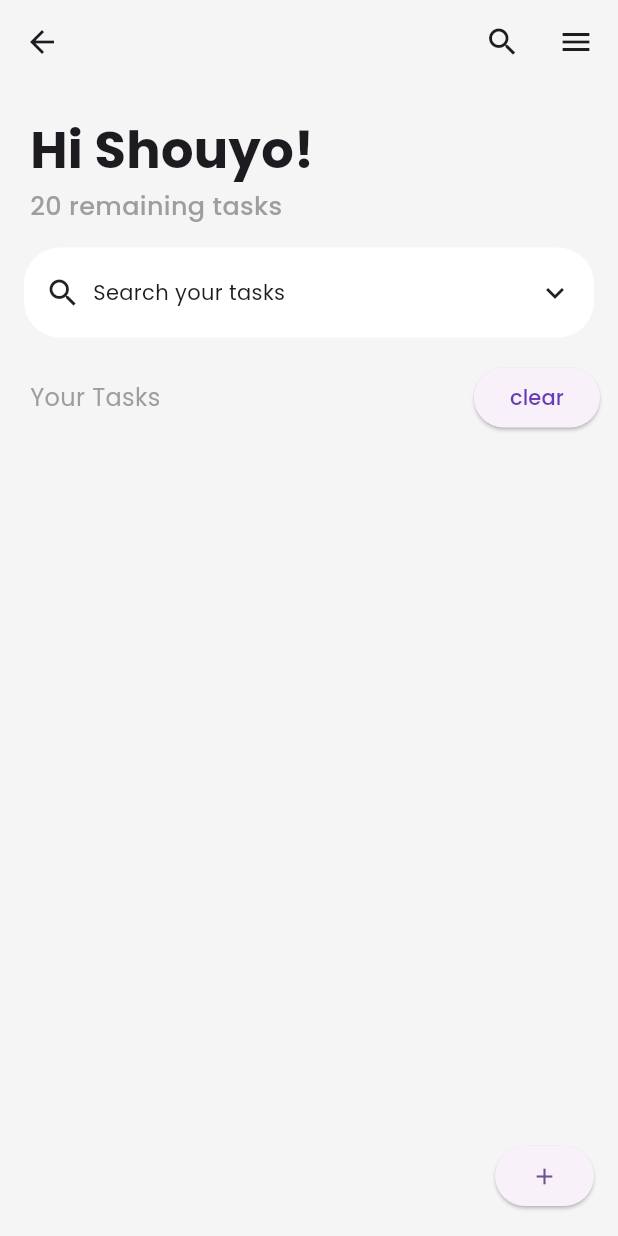
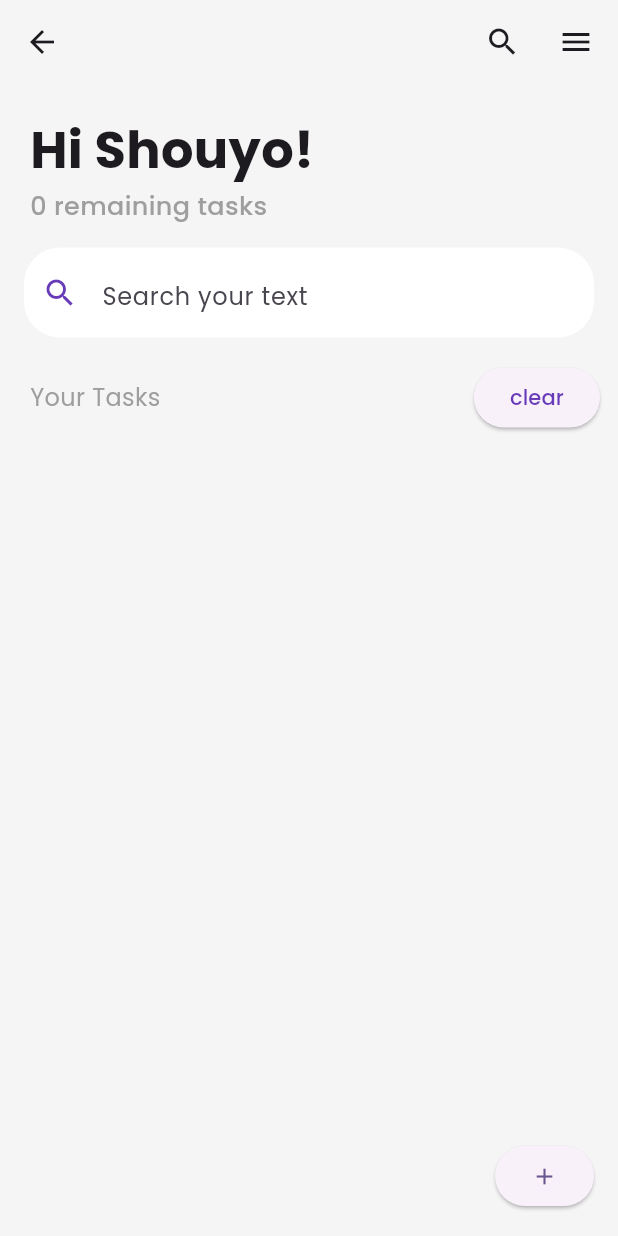
Before and after one commit to VARITHSA/CodSoft, a Flutter app: the HomePage screen opened by its route, on a phone screen of 412 x 824 dp. Run offline on Flutter 3.47's test engine with Material 2 defaults, Android fonts, the phone set to English and light mode, and no system bars; our stand-ins replace flutter_svg, google_fonts, hive, hive_flutter; accounts and stored records are empty.

```diff
--- a/todo_application/lib/src/models/providers/todo_model.dart
+++ b/todo_application/lib/src/models/providers/todo_model.dart
@@ -13,34 +13,39 @@ class Todo {
 
   @HiveField(1)
   String description;
-
+  bool isActive;
   Todo({
     required this.task,
     required this.description,
+    this.isActive = false,
   });
+
+  void iscompleted() {
+    isActive = !isActive;
+  }
 }
 
 class TodoModel extends ChangeNotifier {
   final List<Todo> _item = [];
   Box box = Hive.box('todoBox');
-  bool isActive = false;
+
   UnmodifiableListView<Todo> get items => UnmodifiableListView(_item);
+
+  List<Todo> get modItem => _item;
+  List<Todo> todoList() => _item;
 
   void addTask(String task, String description) {
     _item.add(Todo(task: task, description: description));
     box.put('key', Todo(task: task, description: description));
-    // print(_item.toString());
     log('task : $task \n descriptions: $description ');
     log('${_item.length}');
     notifyListeners();
   }
 
-  bool showDes() {
-    isActive = !isActive;
-    log('$isActive');
-
+  void finishTask(Todo task) {
+    final taskIndex = _item.indexOf(task);
+    _item[taskIndex].iscompleted();
     notifyListeners();
-    return isActive;
   }
 
   void removeTask(Todo task) {
--- a/todo_application/lib/src/pages/home_page.dart
+++ b/todo_application/lib/src/pages/home_page.dart
@@ -1,6 +1,5 @@
 import 'package:flutter/material.dart';
 import 'package:google_fonts/google_fonts.dart';
-import 'package:hive/hive.dart';
 import 'package:provider/provider.dart';
 
 import '../models/providers/todo_model.dart';
@@ -20,6 +19,7 @@ class _HomePageState extends State<HomePage> {
   void initState() {
     titleController = TextEditingController();
     descriptionController = TextEditingController();
+    _found = _todoList;
     super.initState();
   }
 
@@ -27,18 +27,28 @@ class _HomePageState extends State<HomePage> {
   void dispose() {
     titleController.dispose();
     descriptionController.dispose();
+
     super.dispose();
   }
 
-  void submit(BuildContext context) {
-    context
-        .watch<TodoModel>()
-        .addTask(titleController.text, descriptionController.text);
+  void searchFilter(String query) {
+    List<Todo> result = [];
+    if (query.isEmpty) {
+      result = _todoList;
+    } else {
+      result = _todoList
+          .where((element) =>
+              element.task.toLowerCase().contains(query.toLowerCase()))
+          .toList();
+    }
+    setState(() {
+      _found = result;
+    });
+  }
 
-    Navigator.pop(context);
-    titleController.clear();
-    descriptionController.clear();
-  }
+  final _controller = TextEditingController();
+  List<Todo> _found = [];
+  final List<Todo> _todoList = TodoModel().items;
 
   @override
   Widget build(BuildContext context) {
@@ -65,6 +75,7 @@ class _HomePageState extends State<HomePage> {
         onPressed: () => _showAlertDialog(context),
         child: const Icon(Icons.add),
       ),
+
       body: Column(
         children: [
           SizedBox(
@@ -86,7 +97,7 @@ class _HomePageState extends State<HomePage> {
                 Padding(
                   padding: const EdgeInsets.only(left: 20.0),
                   child: Text(
-                    "20 remaining tasks",
+                    "${todoProvider.items.length} remaining tasks",
                     style: GoogleFonts.poppins(
                         fontSize: 17,
                         fontWeight: FontWeight.w500,
@@ -103,28 +114,20 @@ class _HomePageState extends State<HomePage> {
                       color: Colors.white,
                     ),
                     child: Padding(
-                      padding: const EdgeInsets.symmetric(horizontal: 14.0),
-                      child: Row(
-                        mainAxisAlignment: MainAxisAlignment.start,
-                        children: [
-                          const Icon(Icons.search),
-                          Padding(
-                            padding: const EdgeInsets.only(left: 8.0),
-                            child: Text(
-                              "Search your tasks",
-                              style: GoogleFonts.poppins(),
-                            ),
-                          ),
-                          const Spacer(),
-                          const Icon(Icons.expand_more_outlined)
-                        ],
+                      padding: const EdgeInsets.all(12.0),
+                      child: TextField(
+                        controller: _controller,
+                        onChanged: (value) => searchFilter(value),
+                        decoration: InputDecoration(
+                            border: InputBorder.none,
+                            icon: const Icon(Icons.search),
+                            iconColor: Colors.deepPurple,
+                            hintText: 'Search your text',
+                            hintStyle: GoogleFonts.poppins()),
                       ),
                     ),
                   ),
                 ),
-                // const SizedBox(
-                //   height: 10,
-                // ),
                 Row(
                   mainAxisAlignment: MainAxisAlignment.spaceBetween,
                   children: [
@@ -156,49 +159,25 @@ class _HomePageState extends State<HomePage> {
               ],
             ),
           ),
-          const CustomListView()
-        ],
-      ),
-    );
-  }
-
-  // String title = '';
-  // String description = '';
-  // _showAlertDialog(BuildContext context) {
-  //   String title = '';
-  //   String description = '';
-  //   return const AlertDialog();
-  // }
-}
-
-class CustomListView extends StatefulWidget {
-  const CustomListView({
-    super.key,
-  });
-
-  @override
-  State<CustomListView> createState() => _CustomListViewState();
-}
-
-class _CustomListViewState extends State<CustomListView> {
-  @override
-  Widget build(BuildContext context) {
-    bool isActive = false;
-    return Consumer<TodoModel>(
+          Consumer<TodoModel>(
             builder: (context, value, child) => Expanded(
               child: Padding(
                 padding: const EdgeInsets.symmetric(horizontal: 10.0),
                 child: ListView.builder(
-            itemCount: value.items.length,
+                  itemCount: value.modItem.length,
                   shrinkWrap: true,
                   itemBuilder: (context, index) {
-              Box box = Hive.box('todoBox');
-              Todo todo = value.items[index];
+                    Todo todo = value.modItem[index];
 
                     return Padding(
                       padding: const EdgeInsets.all(8.0),
                       child: Card(
                         child: ExpansionTile(
+                          leading: Checkbox(
+                            value: value.items[index].isActive,
+                            onChanged: (_) =>
+                                value.finishTask(value.items[index]),
+                          ),
                           expandedAlignment: Alignment.topLeft,
                           childrenPadding: const EdgeInsets.only(left: 16.0),
                           title: Text(
@@ -217,7 +196,7 @@ class _CustomListViewState extends State<CustomListView> {
                                   padding: const EdgeInsets.only(right: 20.0),
                                   child: GestureDetector(
                                     onTap: () {
-                                value.showDes();
+                                      value.removeTask(todo);
                                     },
                                     child: const Icon(Icons.delete),
                                   ),
@@ -231,6 +210,9 @@ class _CustomListViewState extends State<CustomListView> {
                   },
                 ),
               ),
+            ),
+          ),
+        ],
       ),
     );
   }
```
Lines whose indentation alone changed are shown as unchanged.
